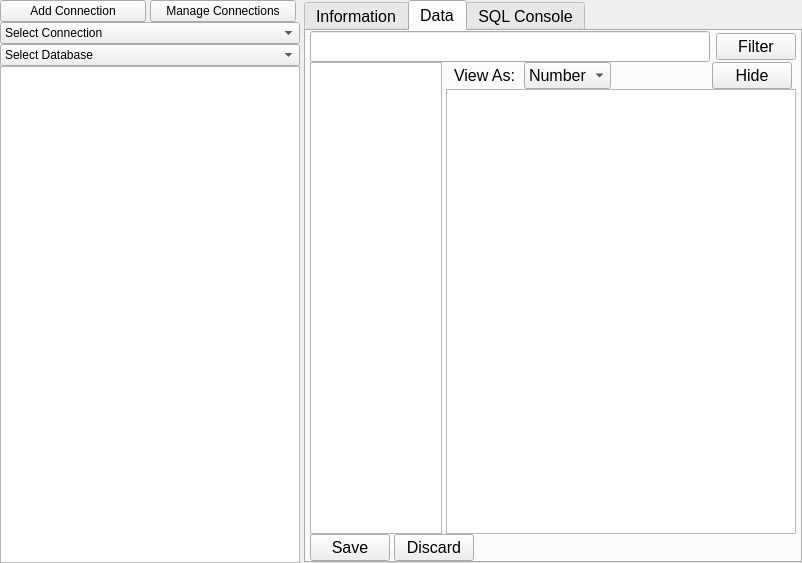
Old version of the form db-gui2/dbviewer.ui in the repository hehaowen00/experiments.
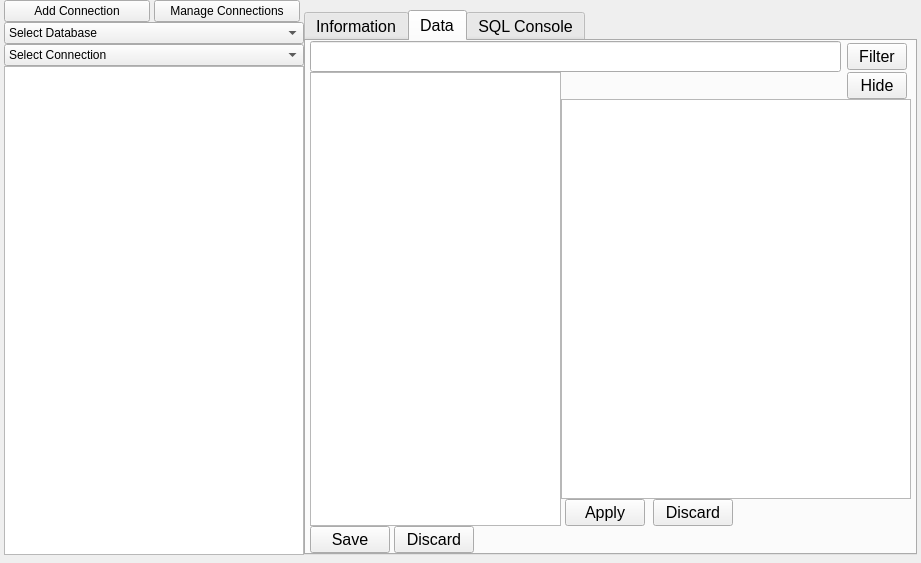
New version of the form. The open tabs and pages were chosen to show the change.

Commit message: db-gui2 tabs wip

```diff
--- a/db-gui2/dbviewer.ui
+++ b/db-gui2/dbviewer.ui
@@ -6,7 +6,7 @@
    <rect>
     <x>0</x>
     <y>0</y>
-    <width>802</width>
+    <width>921</width>
     <height>563</height>
    </rect>
   </property>
@@ -31,8 +31,14 @@
      <property name="spacing">
       <number>0</number>
      </property>
+     <property name="leftMargin">
+      <number>4</number>
+     </property>
      <property name="rightMargin">
-      <number>0</number>
+      <number>4</number>
+     </property>
+     <property name="bottomMargin">
+      <number>8</number>
      </property>
      <item>
       <layout class="QVBoxLayout" name="verticalLayout_4">
@@ -43,7 +49,7 @@
         <enum>QLayout::SizeConstraint::SetMaximumSize</enum>
        </property>
        <property name="rightMargin">
-        <number>4</number>
+        <number>0</number>
        </property>
        <item>
         <layout class="QHBoxLayout" name="horizontalLayout">
@@ -79,90 +85,64 @@
         </layout>
        </item>
        <item>
-        <layout class="QHBoxLayout" name="horizontalLayout_8">
-         <property name="spacing">
-          <number>0</number>
+        <widget class="QComboBox" name="databasesList">
+         <property name="sizePolicy">
+          <sizepolicy hsizetype="Preferred" vsizetype="Fixed">
+           <horstretch>0</horstretch>
+           <verstretch>0</verstretch>
+          </sizepolicy>
          </property>
-         <property name="leftMargin">
-          <number>0</number>
+         <property name="minimumSize">
+          <size>
+           <width>300</width>
+           <height>0</height>
+          </size>
          </property>
-         <property name="rightMargin">
-          <number>0</number>
+         <property name="maximumSize">
+          <size>
+           <width>16777215</width>
+           <height>16777215</height>
+          </size>
+         </property>
+         <property name="currentText">
+          <string>Select Database</string>
          </property>
          <item>
-          <widget class="QComboBox" name="connectionsList">
-           <property name="sizePolicy">
-            <sizepolicy hsizetype="Preferred" vsizetype="Fixed">
-             <horstretch>0</horstretch>
-             <verstretch>0</verstretch>
-            </sizepolicy>
-           </property>
-           <property name="minimumSize">
-            <size>
-             <width>300</width>
-             <height>0</height>
-            </size>
-           </property>
-           <property name="maximumSize">
-            <size>
-             <width>16777215</width>
-             <height>16777215</height>
-            </size>
-           </property>
-           <property name="editable">
-            <bool>false</bool>
-           </property>
-           <item>
-            <property name="text">
-             <string>Select Connection</string>
-            </property>
-           </item>
-          </widget>
+          <property name="text">
+           <string>Select Database</string>
+          </property>
          </item>
-        </layout>
+        </widget>
        </item>
        <item>
-        <layout class="QHBoxLayout" name="horizontalLayout_9">
-         <property name="spacing">
-          <number>0</number>
+        <widget class="QComboBox" name="connectionsList">
+         <property name="sizePolicy">
+          <sizepolicy hsizetype="Preferred" vsizetype="Fixed">
+           <horstretch>0</horstretch>
+           <verstretch>0</verstretch>
+          </sizepolicy>
          </property>
-         <property name="leftMargin">
-          <number>0</number>
+         <property name="minimumSize">
+          <size>
+           <width>300</width>
+           <height>0</height>
+          </size>
          </property>
-         <property name="rightMargin">
-          <number>0</number>
+         <property name="maximumSize">
+          <size>
+           <width>16777215</width>
+           <height>16777215</height>
+          </size>
+         </property>
+         <property name="editable">
+          <bool>false</bool>
          </property>
          <item>
-          <widget class="QComboBox" name="databasesList">
-           <property name="sizePolicy">
-            <sizepolicy hsizetype="Preferred" vsizetype="Fixed">
-             <horstretch>0</horstretch>
-             <verstretch>0</verstretch>
-            </sizepolicy>
-           </property>
-           <property name="minimumSize">
-            <size>
-             <width>300</width>
-             <height>0</height>
-            </size>
-           </property>
-           <property name="maximumSize">
-            <size>
-             <width>16777215</width>
-             <height>16777215</height>
-            </size>
-           </property>
-           <property name="currentText">
-            <string>Select Database</string>
-           </property>
-           <item>
-            <property name="text">
-             <string>Select Database</string>
-            </property>
-           </item>
-          </widget>
+          <property name="text">
+           <string>Select Connection</string>
+          </property>
          </item>
-        </layout>
+        </widget>
        </item>
        <item>
         <widget class="QListWidget" name="tablesList">
@@ -189,6 +169,9 @@
      </item>
      <item>
       <layout class="QVBoxLayout" name="verticalLayout_3">
+       <property name="topMargin">
+        <number>10</number>
+       </property>
        <item>
         <widget class="QTabWidget" name="tabWidget">
          <property name="font">
@@ -244,7 +227,7 @@
                 <number>0</number>
                </property>
                <property name="rightMargin">
-                <number>0</number>
+                <number>4</number>
                </property>
                <item>
                 <widget class="QLineEdit" name="filterInput">
@@ -261,6 +244,18 @@
                </item>
                <item>
                 <widget class="QPushButton" name="filterButton">
+                 <property name="minimumSize">
+                  <size>
+                   <width>60</width>
+                   <height>0</height>
+                  </size>
+                 </property>
+                 <property name="maximumSize">
+                  <size>
+                   <width>60</width>
+                   <height>16777215</height>
+                  </size>
+                 </property>
                  <property name="text">
                   <string>Filter</string>
                  </property>
@@ -271,7 +266,7 @@
              <item>
               <layout class="QHBoxLayout" name="horizontalLayout_4">
                <property name="spacing">
-                <number>4</number>
+                <number>0</number>
                </property>
                <item>
                 <widget class="QTableView" name="tableView">
@@ -306,6 +301,9 @@
                    <height>16777215</height>
                   </size>
                  </property>
+                 <property name="autoFillBackground">
+                  <bool>false</bool>
+                 </property>
                  <layout class="QGridLayout" name="gridLayout">
                   <property name="leftMargin">
                    <number>0</number>
@@ -319,6 +317,9 @@
                   <property name="bottomMargin">
                    <number>0</number>
                   </property>
+                  <property name="spacing">
+                   <number>0</number>
+                  </property>
                   <item row="0" column="0">
                    <layout class="QVBoxLayout" name="verticalLayout_5">
                     <property name="spacing">
@@ -329,38 +330,15 @@
                       <property name="spacing">
                        <number>8</number>
                       </property>
+                      <property name="sizeConstraint">
+                       <enum>QLayout::SizeConstraint::SetMinimumSize</enum>
+                      </property>
                       <property name="leftMargin">
                        <number>8</number>
                       </property>
                       <property name="rightMargin">
                        <number>4</number>
                       </property>
-                      <item>
-                       <widget class="QLabel" name="label_2">
-                        <property name="text">
-                         <string>View As:</string>
-                        </property>
-                       </widget>
-                      </item>
-                      <item>
-                       <widget class="QComboBox" name="comboBox">
-                        <item>
-                         <property name="text">
-                          <string>Number</string>
-                         </property>
-                        </item>
-                        <item>
-                         <property name="text">
-                          <string>Text</string>
-                         </property>
-                        </item>
-                        <item>
-                         <property name="text">
-                          <string>JSON</string>
-                         </property>
-                        </item>
-                       </widget>
-                      </item>
                       <item>
                        <spacer name="horizontalSpacer_3">
                         <property name="orientation">
@@ -376,6 +354,24 @@
                       </item>
                       <item>
                        <widget class="QPushButton" name="hideDataViewButton">
+                        <property name="sizePolicy">
+                         <sizepolicy hsizetype="Minimum" vsizetype="Minimum">
+                          <horstretch>0</horstretch>
+                          <verstretch>0</verstretch>
+                         </sizepolicy>
+                        </property>
+                        <property name="minimumSize">
+                         <size>
+                          <width>60</width>
+                          <height>0</height>
+                         </size>
+                        </property>
+                        <property name="maximumSize">
+                         <size>
+                          <width>60</width>
+                          <height>16777215</height>
+                         </size>
+                        </property>
                         <property name="text">
                          <string>Hide</string>
                         </property>
@@ -420,6 +416,43 @@
                       </property>
                      </widget>
                     </item>
+                    <item>
+                     <layout class="QHBoxLayout" name="horizontalLayout_9">
+                      <property name="spacing">
+                       <number>8</number>
+                      </property>
+                      <property name="leftMargin">
+                       <number>4</number>
+                      </property>
+                      <item>
+                       <widget class="QPushButton" name="pushButton">
+                        <property name="text">
+                         <string>Apply</string>
+                        </property>
+                       </widget>
+                      </item>
+                      <item>
+                       <widget class="QPushButton" name="pushButton_2">
+                        <property name="text">
+                         <string>Discard</string>
+                        </property>
+                       </widget>
+                      </item>
+                      <item>
+                       <spacer name="horizontalSpacer_4">
+                        <property name="orientation">
+                         <enum>Qt::Orientation::Horizontal</enum>
+                        </property>
+                        <property name="sizeHint" stdset="0">
+                         <size>
+                          <width>40</width>
+                          <height>20</height>
+                         </size>
+                        </property>
+                       </spacer>
+                      </item>
+                     </layout>
+                    </item>
                    </layout>
                   </item>
                  </layout>
```
Left out of the diff: 7 changed lines with no effect on the pictures. The commit also changes 6 other files.
